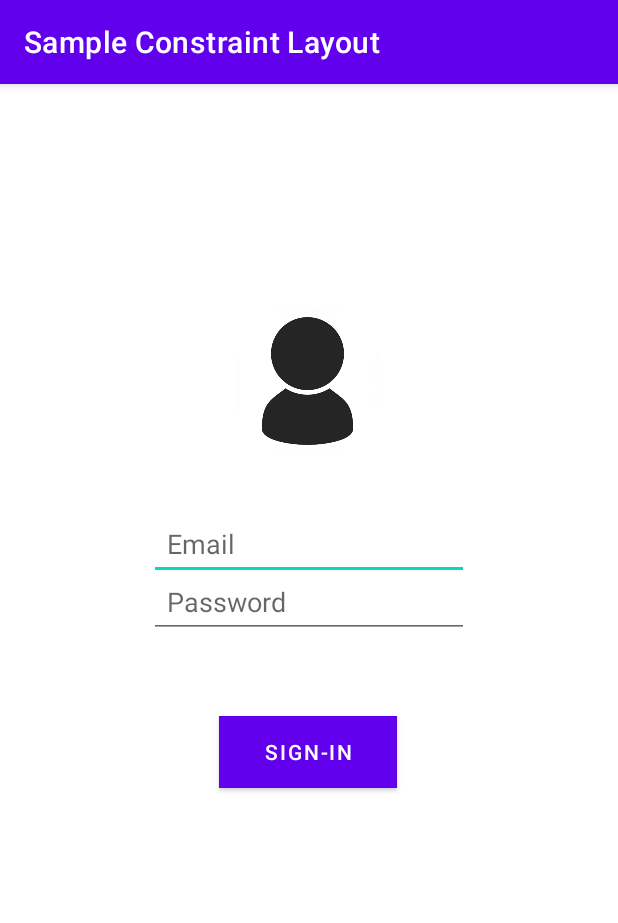
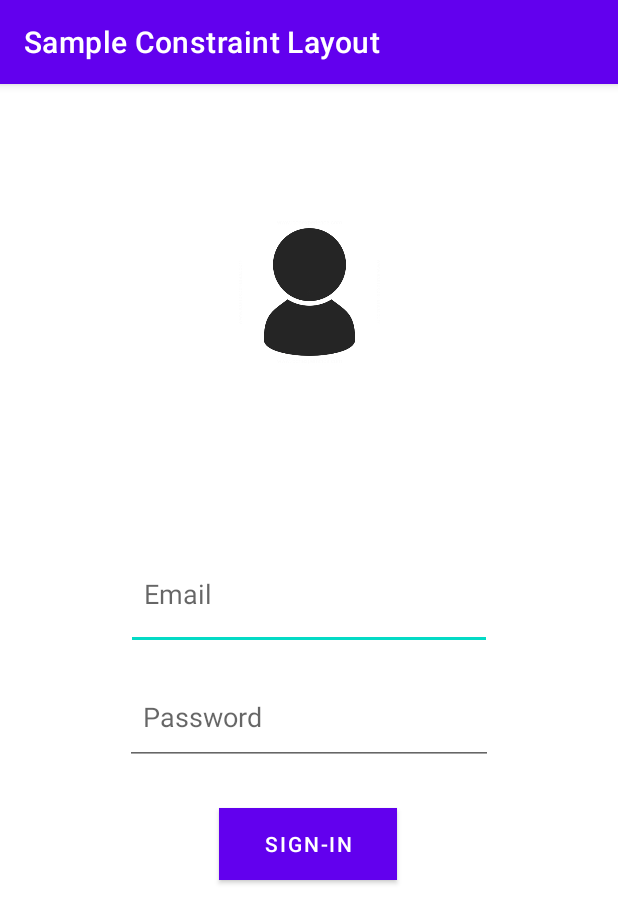
Before and after one commit to DwiRizq1/Sample_Constraint_Layout, an Android app: the screen it shows after launch (MainActivity), on a phone screen of 412 x 824 dp. Shown: the top 923 px of the screen. Run offline under Robolectric (Android 15) with nearby library versions, the phone set to English and light mode, and no system bars.

```diff
--- a/app/src/main/java/com/example/sampleconstraintlayout/MainActivity.java
+++ b/app/src/main/java/com/example/sampleconstraintlayout/MainActivity.java
@@ -3,12 +3,53 @@ package com.example.sampleconstraintlayout;
 import androidx.appcompat.app.AppCompatActivity;
 
 import android.os.Bundle;
+import android.view.View;
+import android.widget.Button;
+import android.widget.EditText;
+import android.widget.Toast;
 
 public class MainActivity extends AppCompatActivity {
+
+    //Deklarasi variable untuk button
+    Button btnLogin;
+
+    //Deklarasi variabel untuk EditText
+    EditText edemail, edpassword;
+
+    //Deklarasi variabel untuk menyimpan email dan password
+    String nama, password;
 
     @Override
     protected void onCreate(Bundle savedInstanceState) {
         super.onCreate(savedInstanceState);
         setContentView(R.layout.activity_main);
+
+        //Menghubungkan variabel btnLogin dengan componen button pada layout
+        btnLogin=findViewById(R.id.btSignin);
+
+        //Menghubungkan variabel edemail dengan componen button pada layout
+        edemail=findViewById(R.id.edEmail);
+
+        //Menghubungkan variabel edpassword dengan componen button pada layout
+        edpassword=findViewById(R.id.edPassword);
+
+        //membuat fungsi onclick pada button btnLogin
+        btnLogin.setOnClickListener((new View.OnClickListener() {
+            @Override
+            public void onClick(View view) {
+
+                //menyimpan input user di edittext email kedalam variabel nama
+                nama = edemail.getText().toString();
+
+                //menyimpan input user di edittext password kedalam variabel password
+                password = edpassword.getText().toString();
+
+                //membuat variabel toast dan membuat toast dengan menambahkan variabel nama dan password
+                Toast t = Toast.makeText(getApplicationContext(),
+                        "email anda: "+nama+"dan Password anda: "+password+"", Toast.LENGTH_LONG);
+                //menampilkan toast
+                t.show();
+            }
+        }));
     }
 }
--- a/app/src/main/res/layout/activity_main.xml
+++ b/app/src/main/res/layout/activity_main.xml
@@ -7,22 +7,22 @@
     tools:context=".MainActivity">
 
     <Button
-        android:id="@+id/button1"
+        android:id="@+id/btSignin"
         android:layout_width="wrap_content"
         android:layout_height="wrap_content"
-        android:text="@string/bsignin"
         android:layout_marginLeft="16dp"
         android:layout_marginRight="16dp"
         android:background="#00773F"
         android:paddingLeft="30dp"
         android:paddingRight="30dp"
+        android:text="@string/bsignin"
         android:textColor="#ffffff"
         app:layout_constraintBottom_toBottomOf="parent"
         app:layout_constraintHorizontal_bias="0.498"
         app:layout_constraintLeft_toLeftOf="parent"
         app:layout_constraintRight_toRightOf="parent"
         app:layout_constraintTop_toTopOf="parent"
-        app:layout_constraintVertical_bias="0.585" />
+        app:layout_constraintVertical_bias="0.67" />
 
     <ImageView
         android:id="@+id/imageView"
@@ -31,49 +31,48 @@
         android:layout_marginLeft="16dp"
         android:layout_marginRight="16dp"
         app:layout_constraintBottom_toBottomOf="parent"
-        app:layout_constraintHorizontal_bias="0.497"
         app:layout_constraintLeft_toLeftOf="parent"
         app:layout_constraintRight_toRightOf="parent"
         app:layout_constraintTop_toTopOf="parent"
-        app:layout_constraintVertical_bias="0.223"
+        app:layout_constraintVertical_bias="0.134"
         app:srcCompat="@drawable/user" />
 
     <EditText
-        android:id="@+id/editText"
-        android:layout_width="wrap_content"
-        android:layout_height="wrap_content"
+        android:id="@+id/edEmail"
+        android:layout_width="244dp"
+        android:layout_height="75dp"
         android:layout_marginLeft="16dp"
         android:layout_marginRight="16dp"
-        android:textColor="#ffffff"
         android:ems="10"
         android:hint="@string/tEmail"
+        android:importantForAutofill="no"
+        android:inputType="textPersonName"
         android:padding="12dp"
-        android:inputType="textPersonName"
+        android:textColor="#ffffff"
         app:layout_constraintBottom_toBottomOf="parent"
-        app:layout_constraintHorizontal_bias="0.502"
         app:layout_constraintLeft_toLeftOf="parent"
         app:layout_constraintRight_toRightOf="parent"
         app:layout_constraintTop_toTopOf="parent"
-        app:layout_constraintVertical_bias="0.392"
-        android:importantForAutofill="no" />
+        app:layout_constraintVertical_bias="0.436" />
 
     <EditText
-        android:id="@+id/editText2"
-        android:layout_width="wrap_content"
-        android:layout_height="wrap_content"
+        android:id="@+id/edPassword"
+        android:layout_width="245dp"
+        android:layout_height="64dp"
         android:layout_marginLeft="16dp"
         android:layout_marginRight="16dp"
-        android:textColor="#ffffff"
         android:ems="10"
         android:hint="@string/tPassword"
+        android:importantForAutofill="no"
+        android:inputType="textPassword"
         android:padding="12dp"
-        android:inputType="textPassword"
+        android:textColor="#ffffff"
         app:layout_constraintBottom_toBottomOf="parent"
-        app:layout_constraintHorizontal_bias="0.502"
         app:layout_constraintLeft_toLeftOf="parent"
         app:layout_constraintRight_toRightOf="parent"
         app:layout_constraintTop_toTopOf="parent"
-        app:layout_constraintVertical_bias="0.446"
-        android:importantForAutofill="no" />
+        app:layout_constraintVertical_bias="0.554" />
+
+
 
 </androidx.constraintlayout.widget.ConstraintLayout>
```
